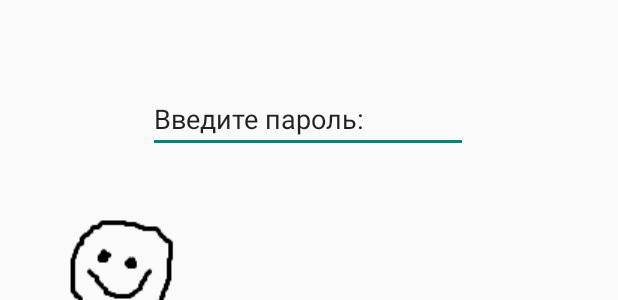
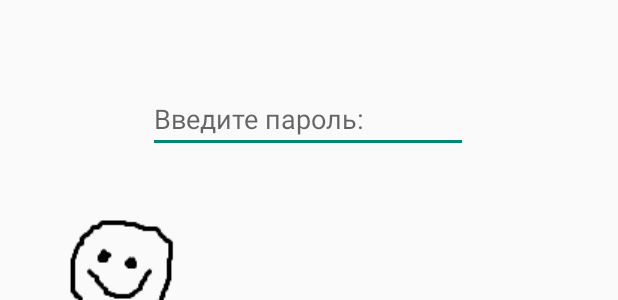
Before and after one commit to GUZLIKE/VladickBirthDay, an Android app: the layout second_activity.xml on its own in the app's theme, with its tools: preview values and no code run, on a phone screen of 412 x 824 dp. Shown: the part 519-819 px from the top of the screen. Run offline under Robolectric (Android 15) with nearby library versions, the phone set to English and light mode, and no system bars.

Commit message:
Update second_activity.xml

```diff
--- a/app/src/main/res/layout/second_activity.xml
+++ b/app/src/main/res/layout/second_activity.xml
@@ -58,7 +58,8 @@
         android:layout_marginBottom="330dp"
         android:ems="10"
         android:inputType="textPersonName"
-        android:text="Введите пароль:"
+        android:text=""
+        android:hint="Введите пароль:"
         app:layout_constraintBottom_toBottomOf="parent"
         app:layout_constraintEnd_toEndOf="parent"
         app:layout_constraintStart_toStartOf="parent"
```
